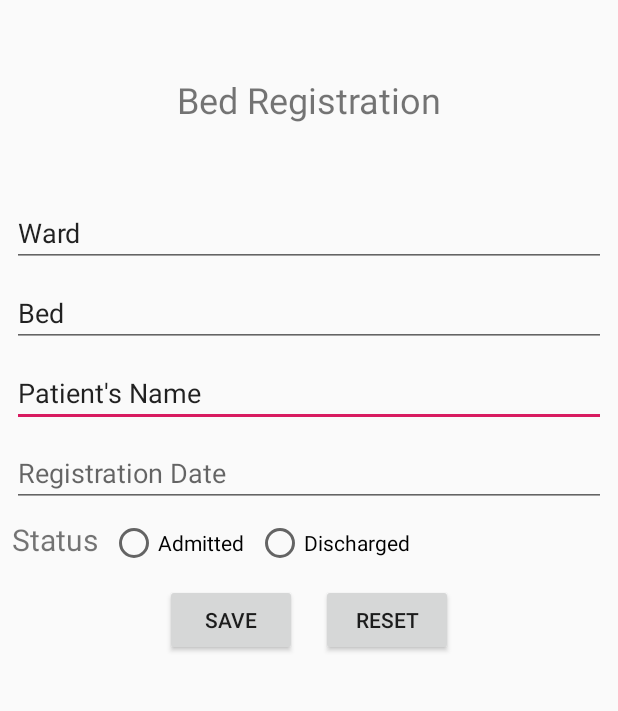
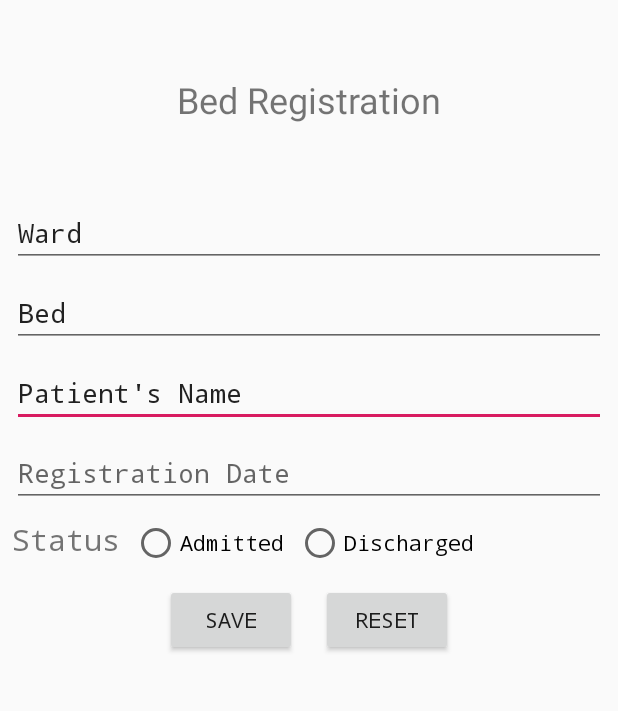
Before and after one commit to violetGhost/BedTrace, an Android app: the register_beds screen opened directly, with no data from a screen before it, on a phone screen of 412 x 824 dp, the part 384-1095 px from its top. Run offline under Robolectric (Android 15) with nearby library versions, the phone set to English and light mode, and no system bars; Roboto replaces fonts that are not available here.

Commit message:
update username

```diff
--- a/app/src/main/res/layout/activity_main.xml
+++ b/app/src/main/res/layout/activity_main.xml
@@ -44,8 +44,9 @@
         android:layout_marginTop="50dp"
         android:layout_marginEnd="8dp"
         android:ems="10"
+        android:fontFamily="monospace"
+        android:hint="Username"
         android:inputType="textPersonName"
-        android:text="Username"
         android:textSize="24sp"
         app:layout_constraintEnd_toEndOf="parent"
         app:layout_constraintHorizontal_bias="0.504"
@@ -60,6 +61,7 @@
         android:layout_marginTop="8dp"
         android:layout_marginEnd="8dp"
         android:ems="10"
+        android:fontFamily="monospace"
         android:hint="Password"
         android:inputType="textPassword"
         android:textSize="24sp"
@@ -75,6 +77,7 @@
         android:layout_marginStart="8dp"
         android:layout_marginTop="8dp"
         android:layout_marginEnd="8dp"
+        android:fontFamily="monospace"
         android:text="Login"
         app:layout_constraintEnd_toEndOf="parent"
         app:layout_constraintHorizontal_bias="0.498"
--- a/app/src/main/res/layout/activity_register_beds.xml
+++ b/app/src/main/res/layout/activity_register_beds.xml
@@ -26,6 +26,7 @@
         android:layout_marginTop="8dp"
         android:layout_marginEnd="8dp"
         android:ems="10"
+        android:fontFamily="monospace"
         android:inputType="textPersonName"
         android:text="Patient's Name"
         app:layout_constraintEnd_toEndOf="parent"
@@ -41,6 +42,7 @@
         android:layout_marginTop="8dp"
         android:layout_marginEnd="8dp"
         android:ems="10"
+        android:fontFamily="monospace"
         android:hint="Registration Date"
         android:inputType="date"
         app:layout_constraintEnd_toEndOf="parent"
@@ -54,6 +56,7 @@
         android:layout_marginStart="8dp"
         android:layout_marginTop="50dp"
         android:layout_marginEnd="8dp"
+        android:fontFamily="monospace"
         android:text="Ward"
         app:layout_constraintEnd_toEndOf="parent"
         app:layout_constraintHorizontal_bias="0.0"
@@ -67,6 +70,7 @@
         android:layout_marginStart="8dp"
         android:layout_marginTop="8dp"
         android:layout_marginEnd="8dp"
+        android:fontFamily="monospace"
         android:text="Bed"
         app:layout_constraintEnd_toEndOf="parent"
         app:layout_constraintStart_toStartOf="parent"
@@ -79,6 +83,7 @@
         android:layout_marginStart="116dp"
         android:layout_marginTop="16dp"
         android:layout_marginEnd="8dp"
+        android:fontFamily="monospace"
         android:text="Save"
         app:layout_constraintEnd_toStartOf="@+id/reset"
         app:layout_constraintStart_toStartOf="parent"
@@ -91,6 +96,7 @@
         android:layout_marginStart="8dp"
         android:layout_marginTop="16dp"
         android:layout_marginEnd="116dp"
+        android:fontFamily="monospace"
         android:text="Reset"
         app:layout_constraintEnd_toEndOf="parent"
         app:layout_constraintStart_toEndOf="@+id/save"
@@ -116,6 +122,7 @@
         android:layout_height="wrap_content"
         android:layout_marginStart="8dp"
         android:layout_marginTop="8dp"
+        android:fontFamily="monospace"
         android:text="Admitted"
         app:layout_constraintStart_toEndOf="@+id/textView4"
         app:layout_constraintTop_toBottomOf="@+id/reg_date" />
@@ -126,6 +133,7 @@
         android:layout_height="wrap_content"
         android:layout_marginStart="8dp"
         android:layout_marginTop="8dp"
+        android:fontFamily="monospace"
         android:text="Discharged"
         app:layout_constraintStart_toEndOf="@+id/admit"
         app:layout_constraintTop_toBottomOf="@+id/reg_date" />
@@ -136,6 +144,7 @@
         android:layout_height="wrap_content"
         android:layout_marginStart="8dp"
         android:layout_marginTop="8dp"
+        android:fontFamily="monospace"
         android:text="Status"
         android:textSize="20sp"
         app:layout_constraintStart_toStartOf="parent"
--- a/app/src/main/res/layout/activity_register_form.xml
+++ b/app/src/main/res/layout/activity_register_form.xml
@@ -14,6 +14,7 @@
         android:layout_marginTop="50dp"
         android:layout_marginEnd="8dp"
         android:ems="10"
+        android:fontFamily="monospace"
         android:inputType="textPersonName"
         android:text="ID"
         app:layout_constraintEnd_toEndOf="parent"
@@ -29,6 +30,7 @@
         android:layout_marginTop="8dp"
         android:layout_marginEnd="8dp"
         android:ems="10"
+        android:fontFamily="monospace"
         android:inputType="textPersonName"
         android:text="Name"
         app:layout_constraintEnd_toEndOf="parent"
@@ -43,6 +45,7 @@
         android:layout_marginTop="8dp"
         android:layout_marginEnd="8dp"
         android:ems="10"
+        android:fontFamily="monospace"
         android:inputType="textPersonName"
         android:text="No. Tel"
         app:layout_constraintEnd_toEndOf="parent"
@@ -57,6 +60,7 @@
         android:layout_marginTop="8dp"
         android:layout_marginEnd="8dp"
         android:ems="10"
+        android:fontFamily="monospace"
         android:inputType="textPersonName"
         android:text="Email"
         app:layout_constraintEnd_toEndOf="parent"
@@ -71,6 +75,7 @@
         android:layout_marginTop="8dp"
         android:layout_marginEnd="8dp"
         android:ems="10"
+        android:fontFamily="monospace"
         android:inputType="textPersonName"
         android:text="Role"
         app:layout_constraintEnd_toEndOf="parent"
```
Also changed, not shown: 870 other files.
